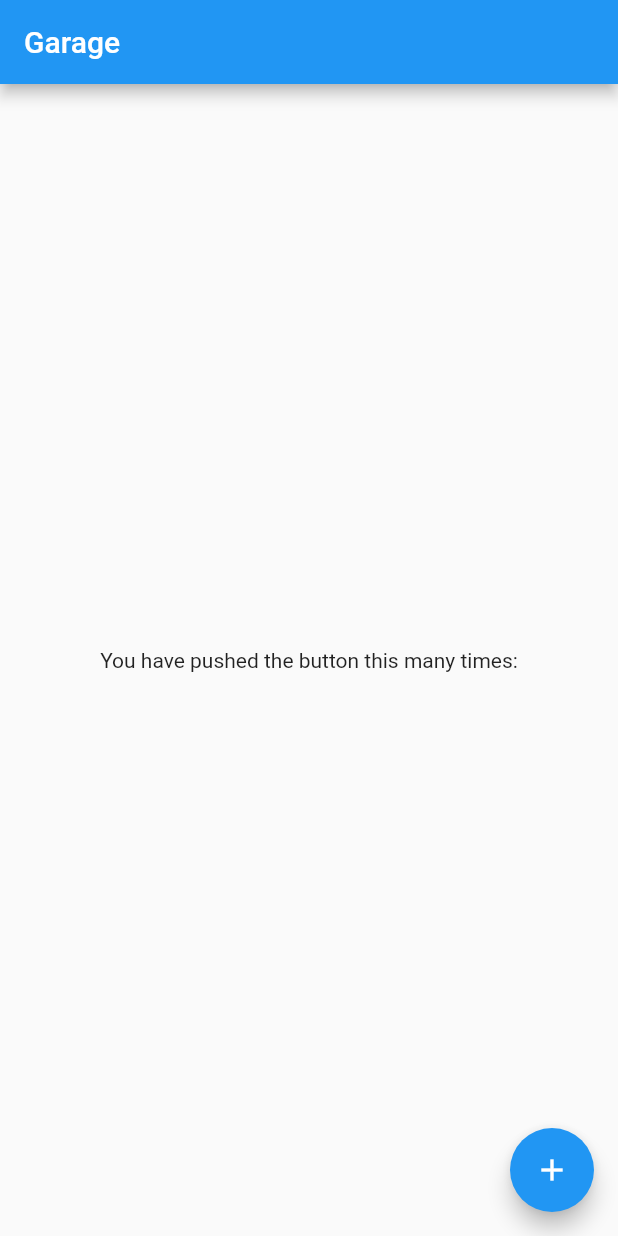
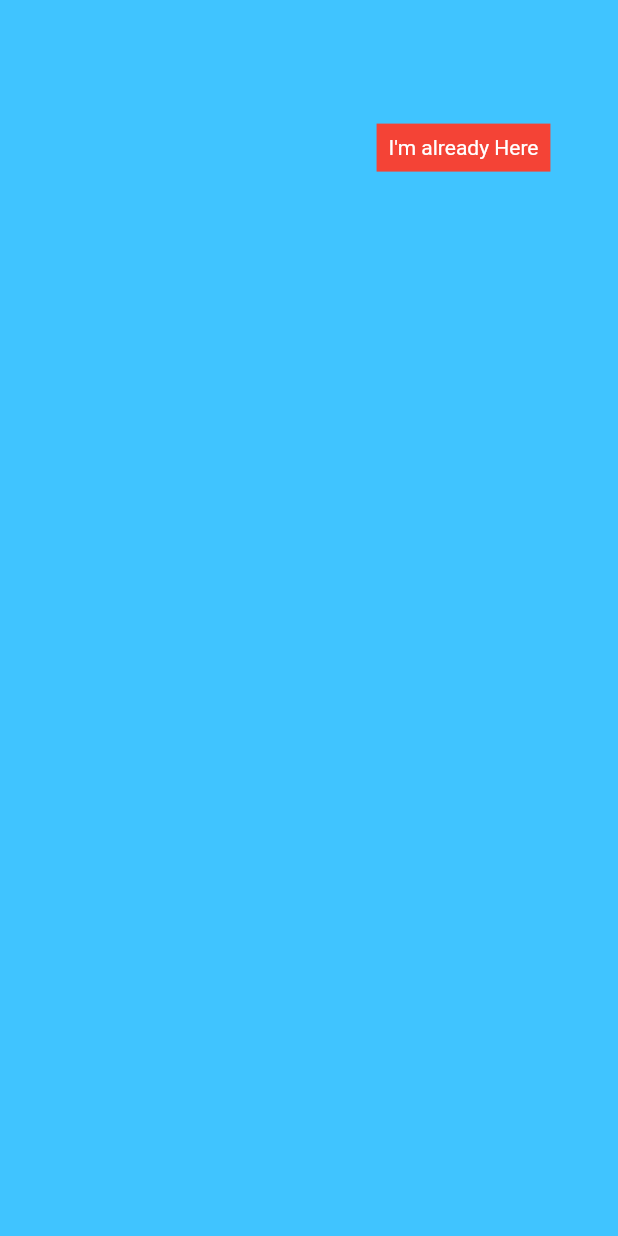
Before and after one commit to syborg2290/garage_serv, a Flutter app: the screen it shows after launch, on a phone screen of 412 x 824 dp. Run offline on Flutter 3.47's test engine with Material 2 defaults, Android fonts, the phone set to English and light mode, and no system bars.

Commit message:
modify splash scree

```diff
--- /dev/null
+++ b/lib/initials/intro.dart
@@ -0,0 +1,47 @@
+import 'package:flutter/material.dart';
+
+class Intro extends StatefulWidget {
+  @override
+  _IntroState createState() => _IntroState();
+}
+
+class _IntroState extends State<Intro> {
+  @override
+  Widget build(BuildContext context) {
+    var width = MediaQuery.of(context).size.width;
+    var height = MediaQuery.of(context).size.height;
+    var orientation = MediaQuery.of(context).orientation;
+
+    return Scaffold(
+      body: Container(
+        color: Colors.lightBlueAccent,
+        width: width,
+        height: height,
+        child: Column(
+          children: <Widget>[
+            Padding(
+              padding: EdgeInsets.only(
+                top: height * 0.1,
+                right: width * 0,
+                left: width * 0.5,
+              ),
+              child: GestureDetector(
+                onTap: () {},
+                child: Container(
+                  color: Colors.red,
+                  child: Padding(
+                    padding: const EdgeInsets.all(8.0),
+                    child: Text(
+                      "I'm already Here",
+                      style: TextStyle(color: Colors.white),
+                    ),
+                  ),
+                ),
+              ),
+            )
+          ],
+        ),
+      ),
+    );
+  }
+}
--- a/lib/main.dart
+++ b/lib/main.dart
@@ -1,4 +1,5 @@
 import 'package:flutter/material.dart';
+import 'package:garage/initials/intro.dart';
 
 void main() {
   runApp(MyApp());
@@ -9,61 +10,14 @@ class MyApp extends StatelessWidget {
   @override
   Widget build(BuildContext context) {
     return MaterialApp(
-      title: 'Flutter Demo',
+      title: 'Garage',
       debugShowCheckedModeBanner: false, //remove debug banner
       theme: ThemeData(
-        primarySwatch: Colors.blue,
+        primaryColor: Color(0xffFF1744),
 
         // visualDensity: VisualDensity.adaptivePlatformDensity,
       ),
-      home: MyHomePage(title: 'Garage'),
+      home: Intro(),
     );
   }
 }
-
-class MyHomePage extends StatefulWidget {
-  MyHomePage({Key key, this.title}) : super(key: key);
-
-  final String title;
-
-  @override
-  _MyHomePageState createState() => _MyHomePageState();
-}
-
-class _MyHomePageState extends State<MyHomePage> {
-  int _counter = 0;
-
-  void _incrementCounter() {
-    setState(() {
-      _counter++;
-    });
-  }
-
-  @override
-  Widget build(BuildContext context) {
-    return Scaffold(
-      appBar: AppBar(
-        title: Text(widget.title),
-      ),
-      body: Center(
-        child: Column(
-          mainAxisAlignment: MainAxisAlignment.center,
-          children: <Widget>[
-            Text(
-              'You have pushed the button this many times:',
-            ),
-            // Text(
-            //   '$_counter',
-            //   style: Theme.of(context).textTheme.headline4,
-            // ),
-          ],
-        ),
-      ),
-      floatingActionButton: FloatingActionButton(
-        onPressed: _incrementCounter,
-        tooltip: 'Increment',
-        child: Icon(Icons.add),
-      ), // This trailing comma makes auto-formatting nicer for build methods.
-    );
-  }
-}
```
Also changed, not shown: assets/app-icon/app-logo.png, 39 other files.
